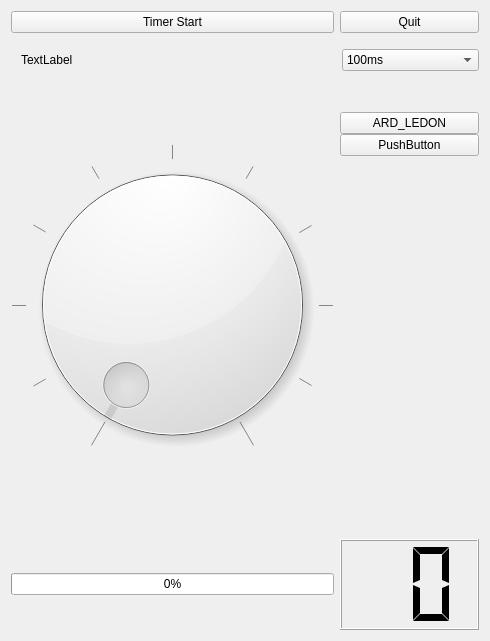
The window that DialClient/dialcient.ui (pdh736/iotemb) describes before a commit, drawn with Qt 5.
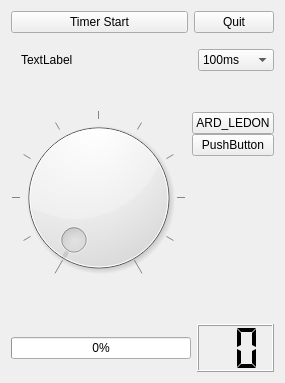
The same window after the commit.

Patch:
```diff
--- a/DialClient/dialcient.ui
+++ b/DialClient/dialcient.ui
@@ -6,8 +6,8 @@
    <rect>
     <x>0</x>
     <y>0</y>
-    <width>490</width>
-    <height>641</height>
+    <width>285</width>
+    <height>383</height>
    </rect>
   </property>
   <property name="windowTitle">
```
